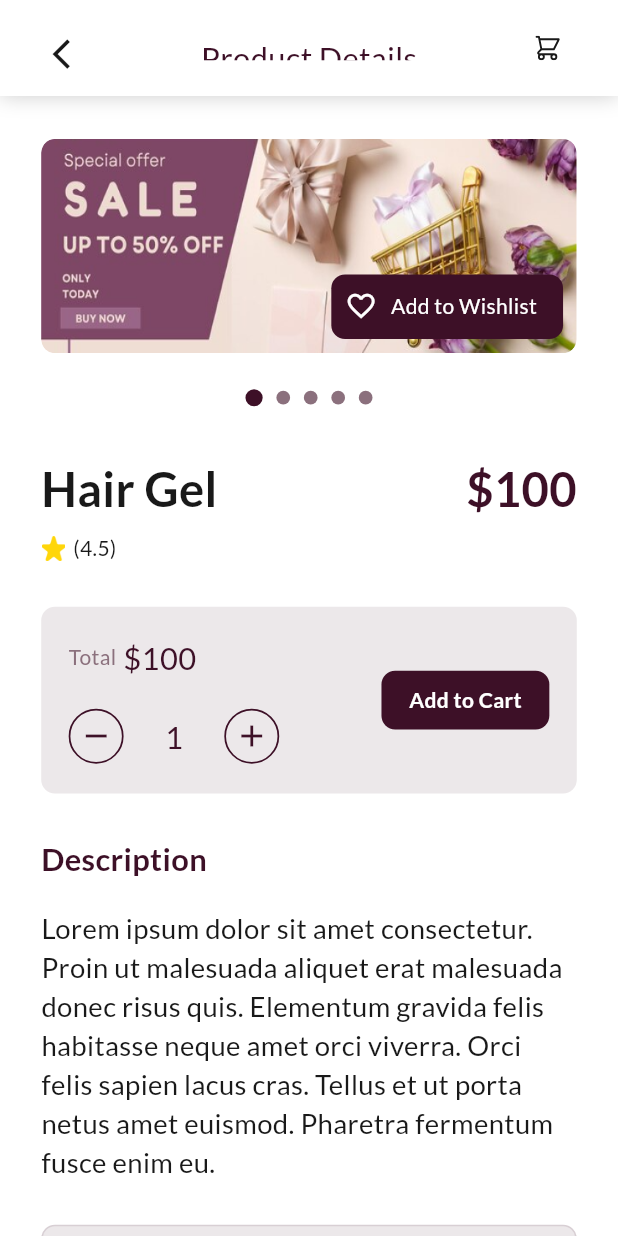
After one commit to nahiduzzaman11/BarBar-App, a Flutter app: the ProductDetailsScreen screen opened by its route, on a phone screen of 412 x 824 dp. The commit adds this screen. Run offline on Flutter 3.47's test engine with Material 3 defaults, Android fonts, the light colour scheme and no system bars; drawn by our look-alikes of carousel_slider, dots_indicator; our stand-ins replace flutter_screenutil, flutter_svg, get, google_fonts, pin_code_fields.

Commit message:
product_details_screen develop

```diff
--- a/lib/core/route/app_route.dart
+++ b/lib/core/route/app_route.dart
@@ -12,10 +12,12 @@ import 'package:barbar_app/view/screesns/booking_payment/select_date_time_screen
 import 'package:barbar_app/view/screesns/forget/forget_password/forget_password_screen.dart';
 import 'package:barbar_app/view/screesns/forget/get_otp/get_otp_screen.dart';
 import 'package:barbar_app/view/screesns/forget/reset_password/reset_password_screen.dart';
+import 'package:barbar_app/view/screesns/my_cart/my_cart_screen.dart';
 import 'package:barbar_app/view/screesns/navigation/navigation_screen.dart';
 import 'package:barbar_app/view/screesns/notification/notification_screen.dart';
 import 'package:barbar_app/view/screesns/onboarding/onboarding_screen.dart';
 import 'package:barbar_app/view/screesns/product/product_screen.dart';
+import 'package:barbar_app/view/screesns/product_details/product_details_screen.dart';
 import 'package:barbar_app/view/screesns/salons/salons_screen.dart';
 import 'package:barbar_app/view/screesns/salons_details/salons_details_screen.dart';
 import 'package:barbar_app/view/screesns/service_details/select_service_screen.dart';
@@ -41,17 +43,22 @@ class AppRoute {
   static const String navigationScreen = "/navigation_screen";
 
   static const String notificationScreen = "/notification_screen";
+
   static const String servicesScreen = "/services_screen";
-  static const String salonsScreen = "/salons_screen";
-  static const String productScreen = "/product_screen";
-
-  static const String salonDetailsScreen = "/salons_details_screen";
   static const String serviceDetailsScreen = "/service_details_screen";
   static const String selectServiceScreen = "/select_service_screen";
   static const String selectDateTimeScreen = "/select_date_time_screen";
   static const String confirmBookingScreen = "/confirm_booking_screen";
   static const String addPaymentScreen = "/add_payment_screen";
   static const String confirmAppointmentScreen = "/confirm_appointment_screen";
+
+  static const String salonsScreen = "/salons_screen";
+  static const String salonDetailsScreen = "/salons_details_screen";
+
+  static const String productScreen = "/product_screen";
+  static const String productDetailsScreen = "/product_details_screen";
+  static const String myCartScreen = "/my_cart_screen";
+
 
   static List<GetPage> routes = [
     GetPage(name: splashScreen, page: ()=> const SplashScreen()),
@@ -69,16 +76,21 @@ class AppRoute {
     GetPage(name: navigationScreen, page: ()=>  NavigationScreen(selectedIndex: 0)),
 
     GetPage(name: notificationScreen, page: ()=>  const NotificationScreen()),
+
     GetPage(name: servicesScreen, page: ()=>  const ServicesScreen()),
-    GetPage(name: salonsScreen, page: ()=>  const SalonsScreen()),
-    GetPage(name: productScreen, page: ()=>  const ProductScreen()),
-
     GetPage(name: serviceDetailsScreen, page: ()=>  const ServiceDetailsScreen()),
     GetPage(name: selectServiceScreen, page: ()=>  const SelectServiceScreen()),
     GetPage(name: selectDateTimeScreen, page: ()=>  const SelectDateTime()),
     GetPage(name: confirmBookingScreen, page: ()=>  const ConfirmBookingScreen()),
     GetPage(name: addPaymentScreen, page: ()=>  const AddPaymentScreen()),
     GetPage(name: confirmAppointmentScreen, page: ()=>  const ConfirmAppointment()),
+
+    GetPage(name: salonsScreen, page: ()=>  const SalonsScreen()),
     GetPage(name: salonDetailsScreen, page: ()=>  const SalonsDetailsScreen()),
+
+    GetPage(name: productScreen, page: ()=>  const ProductScreen()),
+    GetPage(name: productDetailsScreen, page: ()=>  const ProductDetailsScreen()),
+    GetPage(name: myCartScreen, page: ()=>  const MyCartScreen()),
+
   ];
 }
--- a/lib/utils/icons/app_icons.dart
+++ b/lib/utils/icons/app_icons.dart
@@ -16,6 +16,7 @@ class AppIcons {
   static const String phone = "$basePath/phone.svg";
   static const String user = "$basePath/user.svg";
   static const String card = "$basePath/card.svg";
+  static const String cart = "$basePath/cart.svg";
 
 
   static const String bell = "$basePath/bell.png";
--- a/lib/view/screesns/home/home_screen.dart
+++ b/lib/view/screesns/home/home_screen.dart
@@ -149,6 +149,9 @@ class _HomeScreenState extends State<HomeScreen> {
                 itemBuilder: (context, index) {
                   return CustomProductCard(
                     width: MediaQuery.of(context).size.width,
+                    onTap: () {
+                      Get.toNamed(AppRoute.productDetailsScreen);
+                    },
                     title: "Hair Gel",
                     review: "4.5",
                     price: "120",
--- /dev/null
+++ b/lib/view/screesns/my_cart/my_cart_screen.dart
@@ -0,0 +1,48 @@
+import 'package:barbar_app/utils/colors/app_colors.dart';
+import 'package:barbar_app/view/widgets/app_bar/custom_app_bar.dart';
+import 'package:barbar_app/view/widgets/text/custom_text.dart';
+import 'package:flutter/material.dart';
+import 'package:flutter_screenutil/flutter_screenutil.dart';
+import 'package:get/get.dart';
+
+class MyCartScreen extends StatefulWidget {
+  const MyCartScreen({super.key});
+
+  @override
+  State<MyCartScreen> createState() => _MyCartScreenState();
+}
+
+class _MyCartScreenState extends State<MyCartScreen> {
+  @override
+  Widget build(BuildContext context) {
+    ScreenUtil.init(context);
+    var width = MediaQuery.of(context).size.width;
+    return SafeArea(
+      top: true,
+      child: Scaffold(
+        extendBody: true,
+        backgroundColor: AppColors.white_100,
+        appBar: CustomAppBar(
+          spreadRadius: 0.r,
+          appBarContent: Row(
+            mainAxisAlignment: MainAxisAlignment.spaceBetween,
+            crossAxisAlignment: CrossAxisAlignment.center,
+            children: [
+              GestureDetector(
+                onTap: () {
+                  Get.back();
+                },
+                child: SizedBox(
+                  height: 42.h,width: 42.w,
+                  child: Icon(Icons.arrow_back_ios, size: 20.h, color: AppColors.white_10),
+                ),
+              ),
+              CustomText(text: "My Cart",fontSize: 18.sp,color: AppColors.purple_100),
+              SizedBox(height: 42.h,width: 42.w),
+            ],
+          ),
+        ),
+      ),
+    );
+  }
+}
--- /dev/null
+++ b/lib/view/screesns/product/inner_widget/product_slider.dart
@@ -0,0 +1,94 @@
+import 'package:barbar_app/utils/colors/app_colors.dart';
+import 'package:barbar_app/view/widgets/text/custom_text.dart';
+import 'package:carousel_slider/carousel_slider.dart';
+import 'package:dots_indicator/dots_indicator.dart';
+import 'package:flutter/material.dart';
+import 'package:flutter_screenutil/flutter_screenutil.dart';
+
+class ProductSlider extends StatefulWidget {
+  const ProductSlider({super.key, required this.slider});
+  final List<String> slider;
+
+  @override
+  State<ProductSlider> createState() => _ProductSliderState();
+}
+
+class _ProductSliderState extends State<ProductSlider> {
+
+  int currentIndex = 0;
+
+  @override
+  Widget build(BuildContext context) {
+    ScreenUtil.init(context);
+    return Column(
+      crossAxisAlignment: CrossAxisAlignment.center,
+      children: [
+        CarouselSlider(
+          items: widget.slider.map((item) {
+            return Builder(
+              builder: (BuildContext context) {
+                return GestureDetector(
+                  onTap: () {},
+                  child: Container(
+                    padding: EdgeInsets.symmetric(horizontal: 8.w, vertical: 8.h),
+                    width: MediaQuery.of(context).size.width,
+                    decoration: BoxDecoration(
+                      borderRadius: BorderRadius.circular(8.r),
+                      image: DecorationImage(
+                        image: AssetImage(item),
+                        fit: BoxFit.fill,
+                        alignment: Alignment.center,
+                      ),
+                    ),
+                    child: Align(
+                      alignment: Alignment.bottomRight,
+                      child: Container(
+                        height: 36.h,width: 135.w,
+                        padding: EdgeInsets.symmetric(horizontal: 8.w, vertical: 8.h),
+                        decoration: BoxDecoration(
+                            color: AppColors.purple_100,
+                            borderRadius: BorderRadius.circular(8.r)
+                        ),
+                        child: Row(
+                          crossAxisAlignment: CrossAxisAlignment.center,
+                          children: [
+                            Icon(Icons.favorite_border_outlined, color: AppColors.white_100,size: 18.h),
+                            Flexible(child: CustomText(text: "Add to Wishlist",color: AppColors.white_100,left: 8.w))
+                          ],
+                        ),
+                      ),
+                    ),
+                  ),
+                );
+              },
+            );
+          }).toList(),
+          options: CarouselOptions(
+            aspectRatio: 2.5,
+            viewportFraction: 1,
+            enlargeCenterPage: true,
+            autoPlay: false,
+            disableCenter: true,
+            onPageChanged: (index, reason) {
+              setState(() {
+                currentIndex = index;
+              });
+            },
+          ),
+        ),
+        SizedBox(height: 16.h),
+        DotsIndicator(
+          dotsCount: widget.slider.length,
+          position: currentIndex,
+          decorator: DotsDecorator(
+            color: AppColors.purple_60,
+            size: Size(8.w, 8.h),
+            activeColor: AppColors.purple_100,
+            activeSize: Size(10.w, 10.h),
+            spacing: EdgeInsets.all(4.w),
+          ),
+        ),
+      ],
+    );
+  }
+}
--- a/lib/view/screesns/product/product_screen.dart
+++ b/lib/view/screesns/product/product_screen.dart
@@ -1,3 +1,4 @@
+import 'package:barbar_app/core/route/app_route.dart';
 import 'package:barbar_app/utils/colors/app_colors.dart';
 import 'package:barbar_app/utils/icons/app_icons.dart';
 import 'package:barbar_app/view/widgets/app_bar/custom_app_bar.dart';
@@ -68,6 +69,9 @@ class ProductScreen extends StatelessWidget {
                 itemCount: 10,
                 itemBuilder: (context, index) {
                   return CustomProductCard(
+                    onTap: () {
+                      Get.toNamed(AppRoute.productDetailsScreen);
+                    },
                     width: MediaQuery.of(context).size.width,
                     title: "Hair Gel",
                     review: "4.5",
--- /dev/null
+++ b/lib/view/screesns/product_details/product_details_screen.dart
@@ -0,0 +1,224 @@
+import 'package:barbar_app/core/route/app_route.dart';
+import 'package:barbar_app/utils/colors/app_colors.dart';
+import 'package:barbar_app/utils/icons/app_icons.dart';
+import 'package:barbar_app/utils/images/app_images.dart';
+import 'package:barbar_app/view/screesns/product/inner_widget/product_slider.dart';
+import 'package:barbar_app/view/screesns/salons_details/inner_widget/salon_reviews.dart';
+import 'package:barbar_app/view/widgets/app_bar/custom_app_bar.dart';
+import 'package:barbar_app/view/widgets/image/custom_image.dart';
+import 'package:barbar_app/view/widgets/text/custom_row_text.dart';
+import 'package:barbar_app/view/widgets/text/custom_text.dart';
+import 'package:flutter/cupertino.dart';
+import 'package:flutter/material.dart';
+import 'package:flutter/widgets.dart';
+import 'package:flutter_screenutil/flutter_screenutil.dart';
+import 'package:get/get.dart';
+
+class ProductDetailsScreen extends StatefulWidget {
+  const ProductDetailsScreen({super.key});
+
+  @override
+  State<ProductDetailsScreen> createState() => _ProductDetailsScreenState();
+}
+
+class _ProductDetailsScreenState extends State<ProductDetailsScreen> {
+
+  final List<String> slider = [
+    AppImages.banner,
+    AppImages.banner,
+    AppImages.banner,
+    AppImages.banner,
+    AppImages.banner
+  ];
+  int currentIndex = 0;
+  int count = 1;
+
+  @override
+  Widget build(BuildContext context) {
+    ScreenUtil.init(context);
+    var width = MediaQuery.of(context).size.width;
+    return SafeArea(
+      top: true,
+      child: Scaffold(
+        extendBody: true,
+        backgroundColor: AppColors.white_100,
+        appBar: CustomAppBar(
+          spreadRadius: 0.r,
+          appBarContent: Row(
+            mainAxisAlignment: MainAxisAlignment.spaceBetween,
+            crossAxisAlignment: CrossAxisAlignment.center,
+            children: [
+              GestureDetector(
+                onTap: () {
+                  Get.back();
+                },
+                child: SizedBox(
+                  height: 42.h,width: 42.w,
+                  child: Icon(Icons.arrow_back_ios, size: 20.h, color: AppColors.white_10),
+                ),
+              ),
+              CustomText(text: "Product Details",fontSize: 18.sp,color: AppColors.purple_100),
+              GestureDetector(
+                onTap: () {
+                  Get.toNamed(AppRoute.myCartScreen);
+                },
+                child: SizedBox(
+                  height: 42.h,width: 42.w,
+                  child: const CustomImage(imageSrc: AppIcons.cart, imageType: ImageType.svg),
+                ),
+              ),
+            ],
+          ),
+        ),
+        body: SingleChildScrollView(
+          physics: const ClampingScrollPhysics(),
+          padding: EdgeInsets.symmetric(horizontal: 24.w, vertical: 24.h),
+          child: Column(
+            crossAxisAlignment: CrossAxisAlignment.start,
+            children: [
+              ProductSlider(slider: slider),
+              SizedBox(height: 16.h),
+              CustomRowText(title: "Hair Gel", titleTextSize: 24.sp,vertical: 8,
+                  subTitle: "\$100",subTitleTextSize: 24.sp, subTitleFW: FontWeight.w600),
+              Row(
+                crossAxisAlignment: CrossAxisAlignment.center,
+                children: [
+                  CustomImage(imageSrc: AppIcons.star,size: 14.h),
+                  CustomText(text: "(4.5)",left: 4.w),
+                ],
+              ),
+              Container(
+                padding: EdgeInsets.symmetric(horizontal: 16.w,vertical: 16.h),
+                margin: EdgeInsets.only(top: 24.h),
+                width: width,
+                decoration: BoxDecoration(
+                  color: AppColors.purple_10,
+                  borderRadius: BorderRadius.circular(8.r),
+                ),
+                child: Row(
+                  mainAxisAlignment: MainAxisAlignment.spaceBetween,
+                  crossAxisAlignment: CrossAxisAlignment.center,
+                  children: [
+                    Column(
+                      crossAxisAlignment: CrossAxisAlignment.start,
+                      children: [
+                        Row(
+                          children: [
+                            CustomText(text: "Total", color: AppColors.purple_60, right: 4.w),
+                            CustomText(text: "\$100", color: AppColors.purple_100, fontSize: 18.sp),
+                          ],
+                        ),
+                        SizedBox(height: 16.h),
+                        Row(
+                          crossAxisAlignment: CrossAxisAlignment.center,
+                          children: [
+                            GestureDetector(
+                              onTap: () {
+                                setState(() {
+                                  count = count <= 1 ? 1 : count - 1;
+                                });
+                              },
+                              child: Container(
+                                height: 32.h, width: 32.w,
+                                alignment: Alignment.center,
+                                margin: EdgeInsets.only(right: 24.w),
+                                decoration: BoxDecoration(
+                                  shape: BoxShape.circle,
+                                  border: Border.all(color: AppColors.purple_100, width: 1.w),
+                                ),
+                                child: const Icon(Icons.remove, color: AppColors.purple_100),
+                              ),
+                            ),
+                            CustomText(text: "$count",fontSize: 18.sp, color: AppColors.purple_100),
+                            GestureDetector(
+                              onTap: () {
+                                setState(() {
+                                  count = count + 1;
+                                });
+                              },
+                              child: Container(
+                                height: 32.h, width: 32.w,
+                                alignment: Alignment.center,
+                                margin: EdgeInsets.only(left: 24.w),
+                                decoration: BoxDecoration(
+                                  shape: BoxShape.circle,
+                                  border: Border.all(color: AppColors.purple_100, width: 1.w),
+                                ),
+                                child: const Icon(Icons.add, color: AppColors.purple_100),
+                              ),
+                            ),
+                          ],
+                        ),
+                      ],
+                    ),
+                    GestureDetector(
+                      onTap: () {
+                        Get.toNamed(AppRoute.myCartScreen);
+                      },
+                      child: Container(
+                        padding: EdgeInsets.symmetric(horizontal: 16.w, vertical: 8.h),
+                        alignment: Alignment.center,
+                        decoration: BoxDecoration(
+                          color: AppColors.purple_100,
+                          borderRadius: BorderRadius.circular(8.r)
+                        ),
+                        child: const CustomText(text: "Add to Cart",color: AppColors.white_100,fontWeight: FontWeight.w600),
+                      ),
+                    ),
+                  ],
+                ),
+              ),
+              CustomText(text: "Description",fontSize: 18.sp,color: AppColors.purple_100,
+                    fontWeight: FontWeight.w600,top: 24.h,bottom: 16.h),
+              CustomText(text: "Lorem ipsum dolor sit amet consectetur. Proin ut malesuada aliquet erat malesuada donec risus quis. Elementum gravida felis habitasse neque amet orci viverra. Orci felis sapien lacus cras. Tellus et ut porta netus amet euismod. Pharetra fermentum fusce enim eu.",
+                  fontSize: 16.sp,bottom: 24.h, maxLines: 7, textAlign: TextAlign.start),
+              Container(
+                padding: EdgeInsets.symmetric(horizontal: 8.w,vertical: 8.h),
+                margin: EdgeInsets.only(bottom: 24.h),
+                decoration: BoxDecoration(
+                  color: AppColors.purple_10,
+                  borderRadius: BorderRadius.circular(8.r),
+                  border: Border.all(color: AppColors.purple_20,width: 1.w)
+                ),
+                child: Row(
+                  crossAxisAlignment: CrossAxisAlignment.start,
+                  children: [
+                    Container(
+                      height: 70.h,width: 100.w,
+                      margin: EdgeInsets.only(right: 8.w),
+                      decoration: BoxDecoration(
+                        borderRadius: BorderRadius.circular(4.r),
+                        image: const DecorationImage(image: AssetImage(AppImages.banner),fit: BoxFit.fill)
+                      ),
+                    ),
+                    Column(
+                      crossAxisAlignment: CrossAxisAlignment.start,
+                      children: [
+                        CustomText(text: "Glory Salon",fontSize: 16.sp,fontWeight: FontWeight.w600,bottom: 8.h, color: AppColors.purple_100),
+                        CustomText(text: "12 street, California",bottom: 8.h,fontWeight: FontWeight.w500),
+                        Row(
+                          crossAxisAlignment: CrossAxisAlignment.center,
+                          children: [
+                            CustomImage(imageSrc: AppIcons.star,size: 14.h),
+                            CustomText(text: "(4.5)",fontSize: 12.sp,left: 4.w)
+                          ],
+                        ),
+                      ],
+                    ),
+                  ],
+                ),
+              ),
+              CustomText(text: "Ratings & Top Reviews",fontSize: 18.sp,
+                  color: AppColors.purple_100,fontWeight: FontWeight.w600),
+              SalonReviews(
+                marginHorizontal: 0.w,
+                borderWidth: 0.w,
+                borderColor: Colors.transparent,
+              ),
+            ],
+          ),
+        ),
+      ),
+    );
+  }
+}
--- a/lib/view/screesns/salons_details/inner_widget/salon_reviews.dart
+++ b/lib/view/screesns/salons_details/inner_widget/salon_reviews.dart
@@ -7,16 +7,30 @@ import 'package:flutter/material.dart';
 import 'package:flutter_screenutil/flutter_screenutil.dart';
 
 class SalonReviews extends StatelessWidget {
-  const SalonReviews({super.key});
+  const SalonReviews({super.key,
+     this.marginHorizontal = 8,
+     this.paddingLeft = 8,
+     this.paddingRight = 8,
+     this.paddingTop = 16,
+     this.borderColor = AppColors.purple_10,
+     this.borderWidth = 1});
+
+  final double marginHorizontal;
+  final double paddingLeft;
+  final double paddingRight;
+  final double paddingTop;
+  final double borderWidth;
+  final Color borderColor;
+
 
   @override
   Widget build(BuildContext context) {
     ScreenUtil.init(context);
     return Container(
-      padding: EdgeInsets.only(left: 8.w, right: 8.w, top: 16.h),
-      margin: EdgeInsets.symmetric(horizontal: 8.w),
+      padding: EdgeInsets.only(left: paddingLeft.w, right: paddingRight.w, top: paddingTop.h),
+      margin: EdgeInsets.symmetric(horizontal: marginHorizontal.w),
       decoration: BoxDecoration(
-        border: Border.all(color: AppColors.purple_10, width: 1.w),
+        border: Border.all(color: borderColor, width: borderWidth.w),
         borderRadius: BorderRadius.only(
           bottomRight: Radius.circular(8.r),
           bottomLeft: Radius.circular(8.r),
--- a/lib/view/screesns/salons_details/salons_details_screen.dart
+++ b/lib/view/screesns/salons_details/salons_details_screen.dart
@@ -1,3 +1,4 @@
+import 'package:barbar_app/core/route/app_route.dart';
 import 'package:barbar_app/utils/colors/app_colors.dart';
 import 'package:barbar_app/utils/icons/app_icons.dart';
 import 'package:barbar_app/utils/images/app_images.dart';
@@ -171,6 +172,7 @@ class _SalonsDetailsScreenState extends State<SalonsDetailsScreen> {
                   ? CustomGridCard(
                       physics: const NeverScrollableScrollPhysics(),
                       data: data,
+                      itemOnTap: () {Get.toNamed(AppRoute.serviceDetailsScreen);},
                       borderWidth: 1.w,
                       marginHorizontal: 8.w,
                       maxLines: 2,
--- a/lib/view/widgets/product_card/custom_product_card.dart
+++ b/lib/view/widgets/product_card/custom_product_card.dart
@@ -20,7 +20,7 @@ class CustomProductCard extends StatelessWidget {
       this.price = "Price",
       this.fontWidth = FontWeight.w600,
       this.titleSize = 18,
-
+      this.onTap,
       this.review = "Review"});
 
   final double width;
@@ -36,12 +36,14 @@ class CustomProductCard extends StatelessWidget {
   final FontWeight fontWidth;
   final double titleSize;
   final String review;
-
+  final VoidCallback ? onTap;
 
   @override
   Widget build(BuildContext context) {
     ScreenUtil.init(context);
-    return Container(
+    return GestureDetector(
+      onTap: onTap,
+      child: Container(
         width: width.w,
         padding: EdgeInsets.all(padding.h),
         //margin: EdgeInsets.only(right: 16.w),
@@ -58,8 +60,8 @@ class CustomProductCard extends StatelessWidget {
               height: height.h,
               decoration: BoxDecoration(
                   borderRadius: BorderRadius.circular(borderRadius.r),
-                image: DecorationImage(
-                    image: AssetImage(image), fit: BoxFit.fill)),
+                  image: DecorationImage(image: AssetImage(image), fit: BoxFit.fill),
+              ),
             ),
             Row(
               mainAxisAlignment: MainAxisAlignment.spaceBetween,
@@ -98,6 +100,7 @@ class CustomProductCard extends StatelessWidget {
             ),
           ],
         ),
+      ),
     );
   }
 }
```
Also changed, not shown: assets/icons/cart.svg (added). Lines whose indentation alone changed are shown as unchanged.
